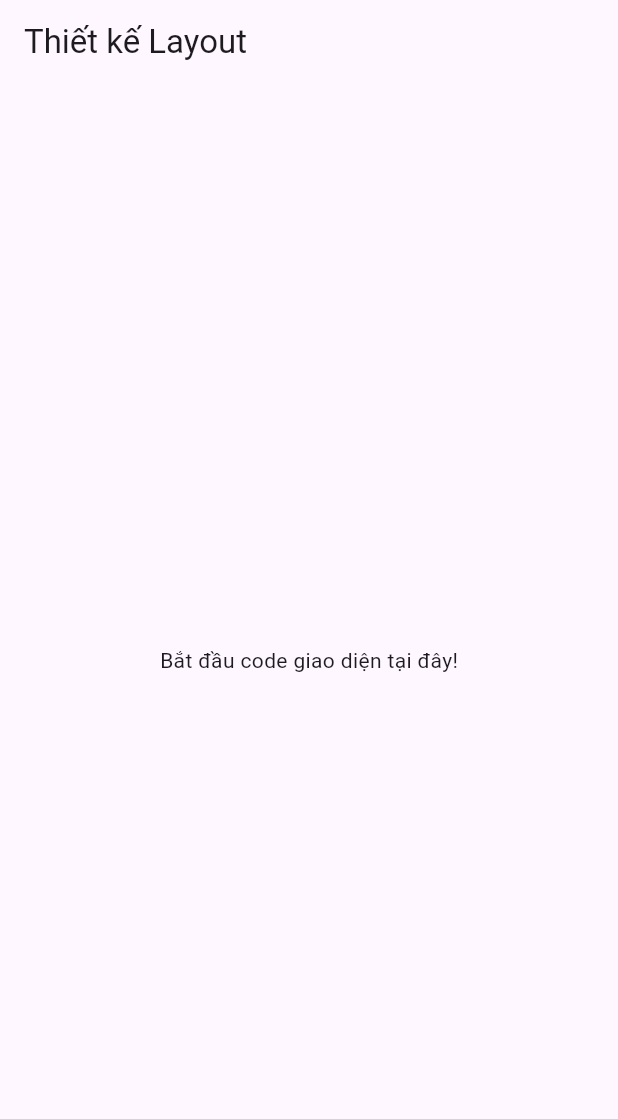
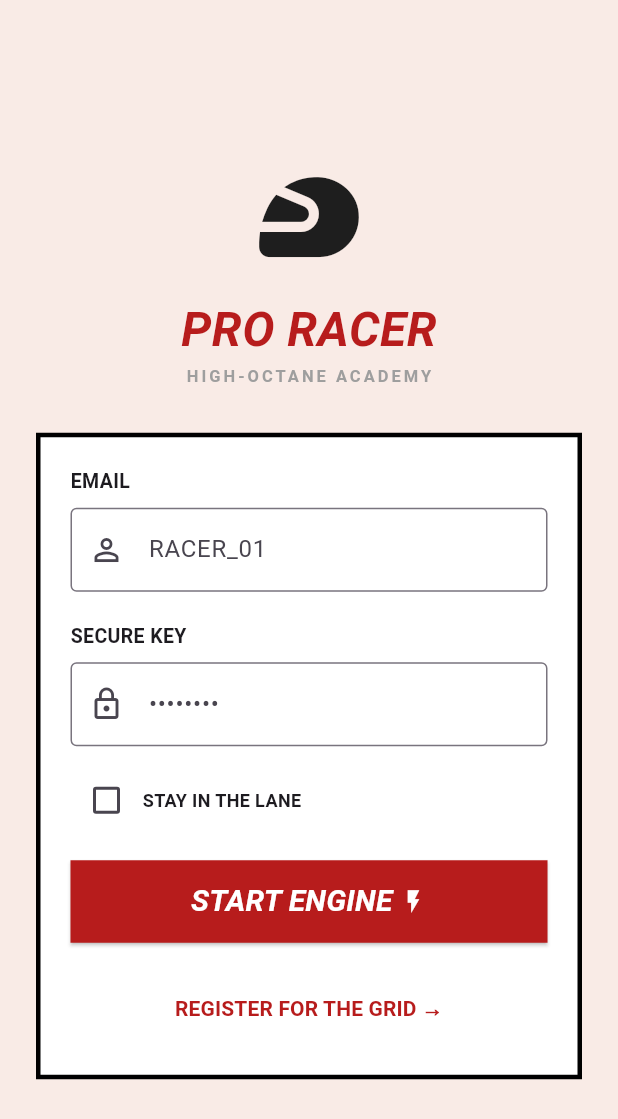
Before and after one commit to CodeCafeChillBoys/MiniProject_PRM, a Flutter app: the screen it shows after launch, on a phone screen of 412 x 824 dp. Shown: the top 1119 px of the screen. Run offline on Flutter 3.47's test engine with Material 3 defaults, Android fonts, the phone set to English and light mode, and no system bars; our stand-ins replace flutter_secure_storage.

Commit message:
Regist and Login

```diff
--- a/lib/main.dart
+++ b/lib/main.dart
@@ -1,37 +1,23 @@
 import 'package:flutter/material.dart';
+import 'screens/login_screen.dart';
 
 void main() {
-  runApp(const MyApp());
+  runApp(const ProRacerApp());
 }
 
-class MyApp extends StatelessWidget {
-  const MyApp({super.key});
+class ProRacerApp extends StatelessWidget {
+  const ProRacerApp({super.key});
 
   @override
   Widget build(BuildContext context) {
     return MaterialApp(
+      title: 'Pro Racer Simulations',
       debugShowCheckedModeBanner: false,
-      title: 'Giao diện đầu tiên',
       theme: ThemeData(
-        primarySwatch: Colors.blue,
+        primarySwatch: Colors.red,
+        fontFamily: 'Roboto', // Bạn có thể tùy biến Font thể thao sau này
       ),
-      home: const MyLayoutScreen(), // Gọi trang giao diện của bạn ở đây
+      home: const LoginScreen(), // Điểm khởi chạy ứng dụng
     );
   }
 }
-
-class MyLayoutScreen extends StatelessWidget {
-  const MyLayoutScreen({super.key});
-
-  @override
-  Widget build(BuildContext context) {
-    return Scaffold(
-      appBar: AppBar(
-        title: const Text('Thiết kế Layout'),
-      ),
-      body: const Center(
-        child: Text('Bắt đầu code giao diện tại đây!'),
-      ),
-    );
-  }
-}
--- a/lib/models/user_model.dart
+++ b/lib/models/user_model.dart
@@ -0,0 +1,31 @@
+import 'dart:convert';
+
+class UserModel {
+  final String fullName;
+  final String email;
+  final String password;
+
+  UserModel({
+    required this.fullName,
+    required this.email,
+    required this.password,
+  });
+
+  // Chuyển Object thành Map để có thể mã hóa thành JSON String
+  Map<String, dynamic> toJson() {
+    return {
+      'fullName': fullName,
+      'email': email,
+      'password': password,
+    };
+  }
+
+  // Chuyển đổi từ Map (khi đọc JSON từ file lên) thành Object
+  factory UserModel.fromJson(Map<String, dynamic> json) {
+    return UserModel(
+      fullName: json['fullName'] ?? '',
+      email: json['email'] ?? '',
+      password: json['password'] ?? '',
+    );
+  }
+}
--- a/lib/screens/login_screen.dart
+++ b/lib/screens/login_screen.dart
@@ -0,0 +1,153 @@
+import 'package:flutter/material.dart';
+import '../utils/auth_service.dart';
+import 'register_screen.dart';
+import 'test_home_screen.dart';
+
+class LoginScreen extends StatefulWidget {
+  const LoginScreen({super.key});
+
+  @override
+  State<LoginScreen> createState() => _LoginScreenState();
+}
+
+class _LoginScreenState extends State<LoginScreen> {
+  final _emailController = TextEditingController();
+  final _passwordController = TextEditingController();
+  final _authService = AuthService();
+  bool _stayInLane = false;
+
+  void _handleLogin() async {
+    String email = _emailController.text.trim();
+    String password = _passwordController.text;
+
+    if (email.isEmpty || password.isEmpty) {
+      _showSnackBar("Vui lòng điền đầy đủ thông tin!");
+      return;
+    }
+
+    bool success = await _authService.login(email, password);
+    if (success) {
+      _showSnackBar("Đăng nhập thành công! Đang vào Garage...", isSuccess: true);
+
+      // Chuyển hướng sang màn hình Home/Game chính
+      if (mounted) {
+        Navigator.pushReplacement(
+          context,
+          MaterialPageRoute(builder: (context) => const TestHomeScreen()),
+        );
+      }
+    } else {
+      _showSnackBar("Tài khoản hoặc Secure Key không chính xác!");
+    }
+  }
+
+  void _showSnackBar(String message, {bool isSuccess = false}) {
+    ScaffoldMessenger.of(context).showSnackBar(
+      SnackBar(
+          content: Text(message),
+          backgroundColor: isSuccess ? Colors.green : const Color(0xFFB71C1C)
+      ),
+    );
+  }
+
+  @override
+  Widget build(BuildContext context) {
+    return Scaffold(
+      backgroundColor: const Color(0xFFF9EBE6), // Màu nền kem nhạt giống ảnh
+      body: Center(
+        child: SingleChildScrollView(
+          padding: const EdgeInsets.all(24.0),
+          child: Column(
+            mainAxisAlignment: MainAxisAlignment.center,
+            children: [
+              const Icon(Icons.sports_motorsports, size: 80, color: Color(0xFF1E1E1E)),
+              const SizedBox(height: 12),
+              const Text("PRO RACER", style: TextStyle(fontSize: 32, fontWeight: FontWeight.bold, color: Color(0xFFB71C1C), fontStyle: FontStyle.italic)),
+              const Text("HIGH-OCTANE ACADEMY", style: TextStyle(letterSpacing: 2, fontSize: 11, color: Colors.grey, fontWeight: FontWeight.bold)),
+              const SizedBox(height: 30),
+
+              // Khung Login Form
+              Container(
+                padding: const EdgeInsets.all(20),
+                decoration: BoxDecoration(
+                  color: Colors.white,
+                  border: Border.all(color: Colors.black, width: 3),
+                ),
+                child: Column(
+                  crossAxisAlignment: CrossAxisAlignment.start,
+                  children: [
+                    const Text("EMAIL", style: TextStyle(fontWeight: FontWeight.bold, fontSize: 13)),
+                    const SizedBox(height: 8),
+                    TextField(
+                      controller: _emailController,
+                      decoration: const InputDecoration(
+                        hintText: "RACER_01",
+                        border: OutlineInputBorder(),
+                        prefixIcon: Icon(Icons.person_outline),
+                      ),
+                    ),
+                    const SizedBox(height: 20),
+                    const Text("SECURE KEY", style: TextStyle(fontWeight: FontWeight.bold, fontSize: 13)),
+                    const SizedBox(height: 8),
+                    TextField(
+                      controller: _passwordController,
+                      obscureText: true,
+                      decoration: const InputDecoration(
+                        hintText: "••••••••",
+                        border: OutlineInputBorder(),
+                        prefixIcon: Icon(Icons.lock_outline),
+                      ),
+                    ),
+                    const SizedBox(height: 12),
+
+                    Row(
+                      children: [
+                        Checkbox(
+                          value: _stayInLane,
+                          onChanged: (val) => setState(() => _stayInLane = val ?? false),
+                          activeColor: const Color(0xFFB71C1C),
+                        ),
+                        const Text("STAY IN THE LANE", style: TextStyle(fontSize: 12, fontWeight: FontWeight.bold)),
+                      ],
+                    ),
+                    const SizedBox(height: 16),
+
+                    // Nút START ENGINE
+                    SizedBox(
+                      width: double.infinity,
+                      height: 55,
+                      child: ElevatedButton(
+                        style: ElevatedButton.styleFrom(
+                          backgroundColor: const Color(0xFFB71C1C),
+                          shape: const RoundedRectangleBorder(),
+                        ),
+                        onPressed: _handleLogin,
+                        child: const Row(
+                          mainAxisAlignment: MainAxisAlignment.center,
+                          children: [
+                            Text("START ENGINE ", style: TextStyle(color: Colors.white, fontSize: 20, fontStyle: FontStyle.italic, fontWeight: FontWeight.bold)),
+                            Icon(Icons.flash_on, color: Colors.white),
+                          ],
+                        ),
+                      ),
+                    ),
+                    const SizedBox(height: 20),
+
+                    Center(
+                      child: TextButton(
+                        onPressed: () {
+                          Navigator.push(context, MaterialPageRoute(builder: (context) => const RegisterScreen()));
+                        },
+                        child: const Text("REGISTER FOR THE GRID →", style: TextStyle(color: Color(0xFFB71C1C), fontWeight: FontWeight.bold)),
+                      ),
+                    ),
+                  ],
+                ),
+              ),
+            ],
+          ),
+        ),
+      ),
+    );
+  }
+}
--- /dev/null
+++ b/lib/utils/auth_service.dart
@@ -0,0 +1,38 @@
+import 'dart:convert';
+import 'package:flutter_secure_storage/flutter_secure_storage.dart';
+import '../models/user_model.dart';
+
+class AuthService {
+  // Khởi tạo bộ lưu trữ file mã hóa an toàn của thiết bị
+  final _storage = const FlutterSecureStorage();
+
+  // CHỨC NĂNG ĐĂNG KÝ (Cần cả Object User gồm Full Name)
+  Future<bool> register(UserModel user) async {
+    // Đọc thử xem email này đã từng được tạo file chưa
+    String? existingUser = await _storage.read(key: user.email);
+    if (existingUser != null) {
+      return false; // Email đã tồn tại, không cho đăng ký trùng
+    }
+
+    // Chuyển Object thành chuỗi JSON và ghi vào file với Key là email
+    String userJson = jsonEncode(user.toJson());
+    await _storage.write(key: user.email, value: userJson);
+    return true;
+  }
+
+  // CHỨC NĂNG ĐĂNG NHẬP (Chỉ cần Email và Password)
+  Future<bool> login(String email, String password) async {
+    // Tìm file lưu trữ theo tên Key là Email
+    String? userRaw = await _storage.read(key: email);
+    if (userRaw == null) {
+      return false; // Không tìm thấy tài khoản
+    }
+
+    // Giải mã chuỗi JSON thành Map dữ liệu
+    Map<String, dynamic> userMap = jsonDecode(userRaw);
+    UserModel user = UserModel.fromJson(userMap);
+
+    // Kiểm tra mật khẩu nhập vào có trùng khớp với mật khẩu trong file không
+    return user.password == password;
+  }
+}
```
Also changed, not shown: lib/screens/register_screen.dart (added, +139 -0 lines), lib/screens/test_home_screen.dart (added, +35 -0 lines), pubspec.yaml (+4 -71 lines), lib/screens/home_screen.dart (deleted), pubspec.lock, 7 other files.
